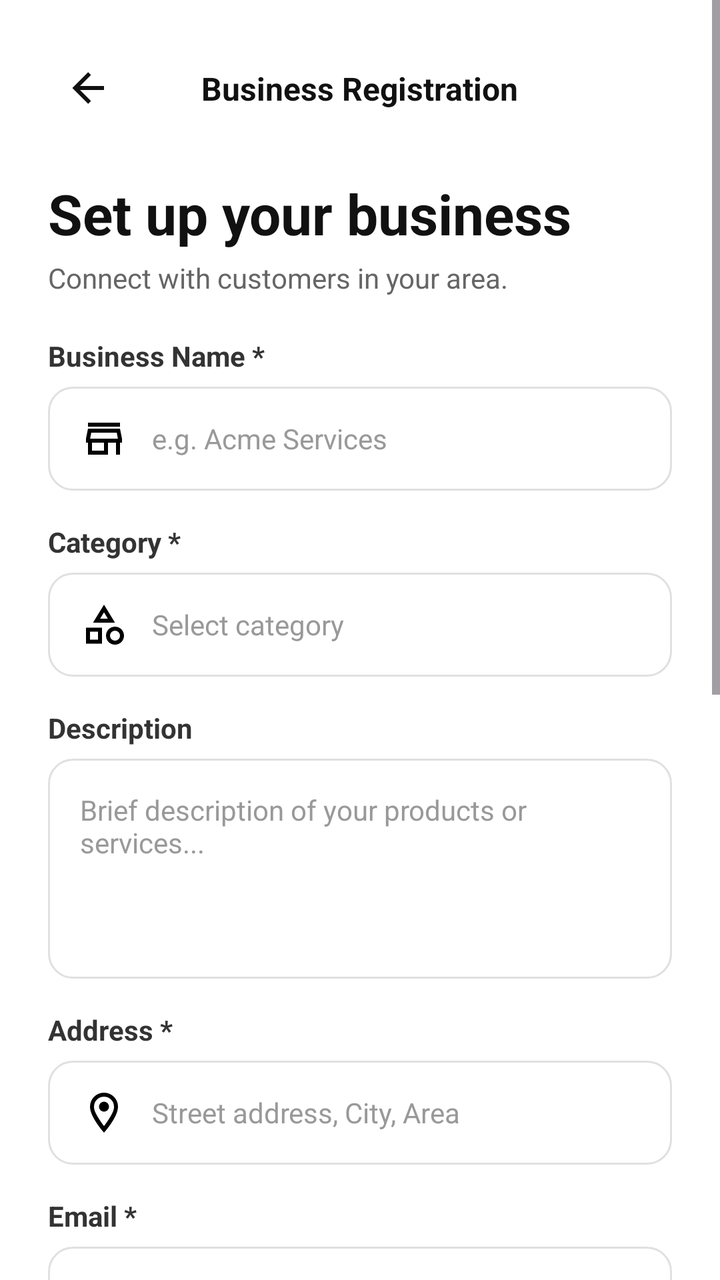
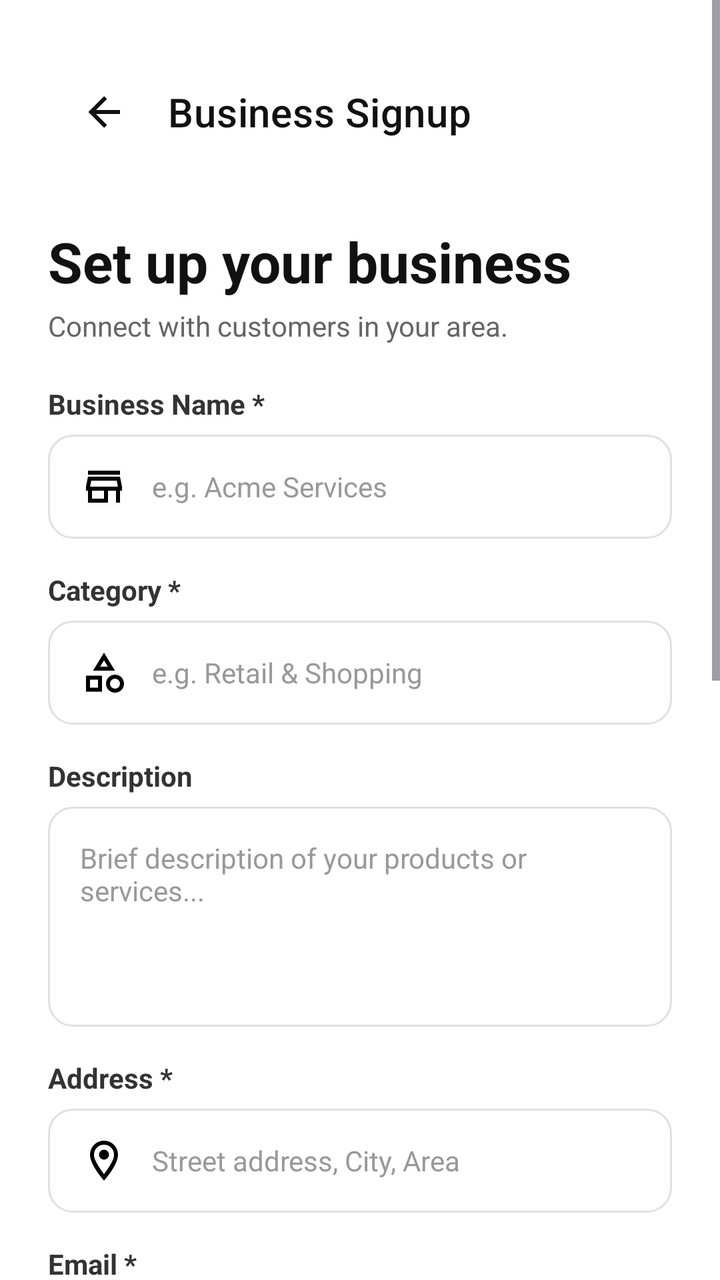

Before-and-after screenshots of an Android layout around one commit, followed by the original layout XML and the change that was made.
<!-- AndroidManifest.xml: application theme Theme.GeoConnect -->
<!-- res/layout/activity_business_signup.xml -->
<?xml version="1.0" encoding="utf-8"?>
<ScrollView xmlns:android="http://schemas.android.com/apk/res/android"
    xmlns:app="http://schemas.android.com/apk/res-auto"
    android:layout_width="match_parent"
    android:layout_height="match_parent"
    android:background="#FFFFFF"
    android:fillViewport="true">

    <androidx.constraintlayout.widget.ConstraintLayout
        android:layout_width="match_parent"
        android:layout_height="wrap_content"
        android:padding="24dp">

        
        <ImageButton
            android:id="@+id/btnBack"
            android:layout_width="40dp"
            android:layout_height="40dp"
            android:background="?attr/selectableItemBackgroundBorderless"
            android:contentDescription="Back"
            android:src="@drawable/ic_arrow_back"
            app:layout_constraintStart_toStartOf="parent"
            app:layout_constraintTop_toTopOf="parent"
            app:tint="#111111" />

        <TextView
            android:id="@+id/txtNavTitle"
            android:layout_width="wrap_content"
            android:layout_height="wrap_content"
            android:text="Business Registration"
            android:textColor="#111111"
            android:textSize="16sp"
            android:textStyle="bold"
            app:layout_constraintBottom_toBottomOf="@id/btnBack"
            app:layout_constraintEnd_toEndOf="parent"
            app:layout_constraintStart_toStartOf="parent"
            app:layout_constraintTop_toTopOf="@id/btnBack" />

        
        <TextView
            android:id="@+id/txtHeaderTitle"
            android:layout_width="0dp"
            android:layout_height="wrap_content"
            android:layout_marginTop="24dp"
            android:text="Set up your business"
            android:textColor="#111111"
            android:textSize="28sp"
            android:textStyle="bold"
            app:layout_constraintEnd_toEndOf="parent"
            app:layout_constraintStart_toStartOf="parent"
            app:layout_constraintTop_toBottomOf="@id/btnBack" />

        
        <TextView
            android:id="@+id/txtHeaderSubtitle"
            android:layout_width="0dp"
            android:layout_height="wrap_content"
            android:layout_marginTop="4dp"
            android:text="Connect with customers in your area."
            android:textColor="#666666"
            android:textSize="14sp"
            app:layout_constraintEnd_toEndOf="parent"
            app:layout_constraintStart_toStartOf="parent"
            app:layout_constraintTop_toBottomOf="@id/txtHeaderTitle" />

        
        <TextView
            android:id="@+id/txtErrorMessage"
            android:layout_width="0dp"
            android:layout_height="wrap_content"
            android:layout_marginTop="16dp"
            android:background="#FDE8E8"
            android:padding="12dp"
            android:text="Please fill in all required fields."
            android:textColor="#C53030"
            android:textSize="13sp"
            android:visibility="gone"
            app:layout_constraintEnd_toEndOf="parent"
            app:layout_constraintStart_toStartOf="parent"
            app:layout_constraintTop_toBottomOf="@id/txtHeaderSubtitle" />

        
        <TextView
            android:id="@+id/lblBusinessName"
            android:layout_width="wrap_content"
            android:layout_height="wrap_content"
            android:layout_marginTop="20dp"
            android:text="Business Name *"
            android:textColor="#333333"
            android:textSize="14sp"
            android:textStyle="bold"
            app:layout_constraintStart_toStartOf="parent"
            app:layout_constraintTop_toBottomOf="@id/txtErrorMessage" />

        <EditText
            android:id="@+id/etBusinessName"
            android:layout_width="0dp"
            android:layout_height="52dp"
            android:layout_marginTop="6dp"
            android:background="@drawable/bg_input_field"
            android:drawableStart="@drawable/ic_store"
            android:drawablePadding="12dp"
            android:hint="e.g. Acme Services"
            android:inputType="textCapWords"
            android:paddingHorizontal="16dp"
            android:textColor="#111111"
            android:textColorHint="#999999"
            android:textSize="14sp"
            app:layout_constraintEnd_toEndOf="parent"
            app:layout_constraintStart_toStartOf="parent"
            app:layout_constraintTop_toBottomOf="@id/lblBusinessName" />

        
        <TextView
            android:id="@+id/lblCategory"
            android:layout_width="wrap_content"
            android:layout_height="wrap_content"
            android:layout_marginTop="16dp"
            android:text="Category *"
            android:textColor="#333333"
            android:textSize="14sp"
            android:textStyle="bold"
            app:layout_constraintStart_toStartOf="parent"
            app:layout_constraintTop_toBottomOf="@id/etBusinessName" />

        <AutoCompleteTextView
            android:id="@+id/spCategory"
            android:layout_width="0dp"
            android:layout_height="52dp"
            android:layout_marginTop="6dp"
            android:background="@drawable/bg_input_field"
            android:drawableStart="@drawable/ic_shapes"
            android:drawablePadding="12dp"
            android:focusable="false"
            android:hint="Select category"
            android:inputType="none"
            android:paddingHorizontal="16dp"
            android:textColor="#111111"
            android:textColorHint="#999999"
            android:textSize="14sp"
            app:layout_constraintEnd_toEndOf="parent"
            app:layout_constraintStart_toStartOf="parent"
            app:layout_constraintTop_toBottomOf="@id/lblCategory" />

        
        <TextView
            android:id="@+id/lblAbout"
            android:layout_width="wrap_content"
            android:layout_height="wrap_content"
            android:layout_marginTop="16dp"
            android:text="Description"
            android:textColor="#333333"
            android:textSize="14sp"
            android:textStyle="bold"
            app:layout_constraintStart_toStartOf="parent"
            app:layout_constraintTop_toBottomOf="@id/spCategory" />

        <EditText
            android:id="@+id/etAbout"
            android:layout_width="0dp"
            android:layout_height="110dp"
            android:layout_marginTop="6dp"
            android:background="@drawable/bg_input_field"
            android:gravity="top|start"
            android:hint="Brief description of your products or services..."
            android:inputType="textMultiLine"
            android:padding="16dp"
            android:textColor="#111111"
            android:textColorHint="#999999"
            android:textSize="14sp"
            app:layout_constraintEnd_toEndOf="parent"
            app:layout_constraintStart_toStartOf="parent"
            app:layout_constraintTop_toBottomOf="@id/lblAbout" />

        
        <TextView
            android:id="@+id/lblAddress"
            android:layout_width="wrap_content"
            android:layout_height="wrap_content"
            android:layout_marginTop="16dp"
            android:text="Address *"
            android:textColor="#333333"
            android:textSize="14sp"
            android:textStyle="bold"
            app:layout_constraintStart_toStartOf="parent"
            app:layout_constraintTop_toBottomOf="@id/etAbout" />

        <EditText
            android:id="@+id/etAddress"
            android:layout_width="0dp"
            android:layout_height="52dp"
            android:layout_marginTop="6dp"
            android:background="@drawable/bg_input_field"
            android:drawableStart="@drawable/ic_location"
            android:drawablePadding="12dp"
            android:hint="Street address, City, Area"
            android:inputType="textPostalAddress"
            android:paddingHorizontal="16dp"
            android:textColor="#111111"
            android:textColorHint="#999999"
            android:textSize="14sp"
            app:layout_constraintEnd_toEndOf="parent"
            app:layout_constraintStart_toStartOf="parent"
            app:layout_constraintTop_toBottomOf="@id/lblAddress" />

        
        <TextView
            android:id="@+id/lblBusinessEmail"
            android:layout_width="wrap_content"
            android:layout_height="wrap_content"
            android:layout_marginTop="16dp"
            android:text="Email *"
            android:textColor="#333333"
            android:textSize="14sp"
            android:textStyle="bold"
            app:layout_constraintStart_toStartOf="parent"
            app:layout_constraintTop_toBottomOf="@id/etAddress" />

        <EditText
            android:id="@+id/etBusinessEmail"
            android:layout_width="0dp"
            android:layout_height="52dp"
            android:layout_marginTop="6dp"
            android:background="@drawable/bg_input_field"
            android:drawableStart="@drawable/ic_email"
            android:drawablePadding="12dp"
            android:hint="contact@business.com"
            android:inputType="textEmailAddress"
            android:paddingHorizontal="16dp"
            android:textColor="#111111"
            android:textColorHint="#999999"
            android:textSize="14sp"
            app:layout_constraintEnd_toEndOf="parent"
            app:layout_constraintStart_toStartOf="parent"
            app:layout_constraintTop_toBottomOf="@id/lblBusinessEmail" />

        
        <TextView
            android:id="@+id/lblContactNumber"
            android:layout_width="wrap_content"
            android:layout_height="wrap_content"
            android:layout_marginTop="16dp"
            android:text="Phone *"
            android:textColor="#333333"
            android:textSize="14sp"
            android:textStyle="bold"
            app:layout_constraintStart_toStartOf="parent"
            app:layout_constraintTop_toBottomOf="@id/etBusinessEmail" />

        <EditText
            android:id="@+id/etContactNumber"
            android:layout_width="0dp"
            android:layout_height="52dp"
            android:layout_marginTop="6dp"
            android:background="@drawable/bg_input_field"
            android:drawableStart="@drawable/ic_phone"
            android:drawablePadding="12dp"
            android:hint="+27 00 000 0000"
            android:inputType="phone"
            android:paddingHorizontal="16dp"
            android:textColor="#111111"
            android:textColorHint="#999999"
            android:textSize="14sp"
            app:layout_constraintEnd_toEndOf="parent"
            app:layout_constraintStart_toStartOf="parent"
            app:layout_constraintTop_toBottomOf="@id/lblContactNumber" />

        <TextView
            android:id="@+id/lblWebsite"
            android:layout_width="wrap_content"
            android:layout_height="wrap_content"
            android:layout_marginTop="16dp"
            android:text="Website (Optional)"
            android:textColor="#333333"
            android:textSize="14sp"
            android:textStyle="bold"
            app:layout_constraintStart_toStartOf="parent"
            app:layout_constraintTop_toBottomOf="@id/etContactNumber" />

        <EditText
            android:id="@+id/etWebsite"
            android:layout_width="0dp"
            android:layout_height="52dp"
            android:layout_marginTop="6dp"
            android:background="@drawable/bg_input_field"
            android:drawableStart="@drawable/ic_web"
            android:drawablePadding="12dp"
            android:hint="www.business.com"
            android:inputType="textUri"
            android:paddingHorizontal="16dp"
            android:textColor="#111111"
            android:textColorHint="#999999"
            android:textSize="14sp"
            app:layout_constraintEnd_toEndOf="parent"
            app:layout_constraintStart_toStartOf="parent"
            app:layout_constraintTop_toBottomOf="@id/lblWebsite" />

        
        <TextView
            android:id="@+id/lblPassword"
            android:layout_width="wrap_content"
            android:layout_height="wrap_content"
            android:layout_marginTop="16dp"
            android:text="Password *"
            android:textColor="#333333"
            android:textSize="14sp"
            android:textStyle="bold"
            app:layout_constraintStart_toStartOf="parent"
            app:layout_constraintTop_toBottomOf="@id/etWebsite" />

        <EditText
            android:id="@+id/etPassword"
            android:layout_width="0dp"
            android:layout_height="52dp"
            android:layout_marginTop="6dp"
            android:background="@drawable/bg_input_field"
            android:drawableStart="@drawable/ic_lock"
            android:drawablePadding="12dp"
            android:hint="Create a password"
            android:inputType="textPassword"
            android:paddingHorizontal="16dp"
            android:textColor="#111111"
            android:textColorHint="#999999"
            android:textSize="14sp"
            app:layout_constraintEnd_toEndOf="parent"
            app:layout_constraintStart_toStartOf="parent"
            app:layout_constraintTop_toBottomOf="@id/lblPassword" />

        
        <TextView
            android:id="@+id/lblConfirmPassword"
            android:layout_width="wrap_content"
            android:layout_height="wrap_content"
            android:layout_marginTop="16dp"
            android:text="Confirm Password *"
            android:textColor="#333333"
            android:textSize="14sp"
            android:textStyle="bold"
            app:layout_constraintStart_toStartOf="parent"
            app:layout_constraintTop_toBottomOf="@id/etPassword" />

        <EditText
            android:id="@+id/etConfirmPassword"
            android:layout_width="0dp"
            android:layout_height="52dp"
            android:layout_marginTop="6dp"
            android:background="@drawable/bg_input_field"
            android:drawableStart="@drawable/ic_lock"
            android:drawablePadding="12dp"
            android:hint="Re-enter your password"
            android:inputType="textPassword"
            android:paddingHorizontal="16dp"
            android:textColor="#111111"
            android:textColorHint="#999999"
            android:textSize="14sp"
            app:layout_constraintEnd_toEndOf="parent"
            app:layout_constraintStart_toStartOf="parent"
            app:layout_constraintTop_toBottomOf="@id/lblConfirmPassword" />

        
        <com.google.android.material.button.MaterialButton
            android:id="@+id/btnRegister"
            android:layout_width="0dp"
            android:layout_height="56dp"
            android:layout_marginTop="28dp"
            android:layout_marginBottom="24dp"
            android:text="Signup"
            android:textAllCaps="false"
            android:textColor="@android:color/white"
            android:textSize="16sp"
            app:backgroundTint="#114224"
            app:cornerRadius="28dp"
            app:elevation="0dp"
            app:layout_constraintBottom_toBottomOf="parent"
            app:layout_constraintEnd_toEndOf="parent"
            app:layout_constraintStart_toStartOf="parent"
            app:layout_constraintTop_toBottomOf="@id/etConfirmPassword" />

    </androidx.constraintlayout.widget.ConstraintLayout>
</ScrollView>
<!-- resources referenced by this layout -->
<resources>
  <!-- drawable bg_input_field (drawable) -->
  <?xml version="1.0" encoding="utf-8"?>
  <shape xmlns:android="http://schemas.android.com/apk/res/android"
      android:shape="rectangle">
      <solid android:color="#FFFFFF" />
      <corners android:radius="12dp" />
      <stroke android:width="1dp" android:color="#E0E0E0" />
  </shape>
  <!-- drawable ic_arrow_back (drawable) -->
  <vector xmlns:android="http://schemas.android.com/apk/res/android" android:height="24dp" android:width="24dp" android:viewportWidth="24" android:viewportHeight="24">
      <path android:fillColor="#000000" android:pathData="M20,11V13H8L13.5,18.5L12.08,19.92L4.16,12L12.08,4.08L13.5,5.5L8,11H20Z"/>
  </vector>
  <!-- drawable ic_email (drawable) -->
  <vector xmlns:android="http://schemas.android.com/apk/res/android" android:height="24dp" android:width="24dp" android:viewportWidth="24" android:viewportHeight="24">
      <path android:fillColor="#000000" android:pathData="M22 6C22 4.9 21.1 4 20 4H4C2.9 4 2 4.9 2 6V18C2 19.1 2.9 20 4 20H20C21.1 20 22 19.1 22 18V6M20 6L12 11L4 6H20M20 18H4V8L12 13L20 8V18Z"/>
  </vector>
  <!-- drawable ic_location (drawable) -->
  <vector xmlns:android="http://schemas.android.com/apk/res/android" android:height="24dp" android:width="24dp" android:viewportWidth="24" android:viewportHeight="24">
      <path android:fillColor="#000000" android:pathData="M12,6.5A2.5,2.5 0 0,1 14.5,9A2.5,2.5 0 0,1 12,11.5A2.5,2.5 0 0,1 9.5,9A2.5,2.5 0 0,1 12,6.5M12,2A7,7 0 0,1 19,9C19,14.25 12,22 12,22C12,22 5,14.25 5,9A7,7 0 0,1 12,2M12,4A5,5 0 0,0 7,9C7,10 7,12 12,18.71C17,12 17,10 17,9A5,5 0 0,0 12,4Z"/>
  </vector>
  <!-- drawable ic_lock (drawable) -->
  <vector xmlns:android="http://schemas.android.com/apk/res/android" android:height="24dp" android:width="24dp" android:viewportWidth="24" android:viewportHeight="24">
      <path android:fillColor="#000000" android:pathData="M12,17C10.89,17 10,16.1 10,15C10,13.89 10.89,13 12,13A2,2 0 0,1 14,15A2,2 0 0,1 12,17M18,20V10H6V20H18M18,8A2,2 0 0,1 20,10V20A2,2 0 0,1 18,22H6C4.89,22 4,21.1 4,20V10C4,8.89 4.89,8 6,8H7V6A5,5 0 0,1 12,1A5,5 0 0,1 17,6V8H18M12,3A3,3 0 0,0 9,6V8H15V6A3,3 0 0,0 12,3Z"/>
  </vector>
  <!-- drawable ic_phone (drawable) -->
  <vector xmlns:android="http://schemas.android.com/apk/res/android" android:height="24dp" android:width="24dp" android:viewportWidth="24" android:viewportHeight="24">
      <path android:fillColor="#000000" android:pathData="M6.62,10.79C8.06,13.62 10.38,15.94 13.21,17.38L15.41,15.18C15.69,14.9 16.08,14.82 16.43,14.93C17.55,15.3 18.75,15.5 20,15.5A1,1 0 0,1 21,16.5V20A1,1 0 0,1 20,21A17,17 0 0,1 3,4A1,1 0 0,1 4,3H7.5A1,1 0 0,1 8.5,4C8.5,5.25 8.7,6.45 9.07,7.57C9.18,7.92 9.1,8.31 8.82,8.59L6.62,10.79Z"/>
  </vector>
  <!-- drawable ic_shapes (drawable) -->
  <vector xmlns:android="http://schemas.android.com/apk/res/android" android:height="24dp" android:width="24dp" android:viewportWidth="24" android:viewportHeight="24">
      <path android:fillColor="#000000" android:pathData="M11,13.5V21.5H3V13.5H11M9,15.5H5V19.5H9V15.5M12,2L17.5,11H6.5L12,2M12,5.86L10.08,9H13.92L12,5.86M17.5,13C20,13 22,15 22,17.5C22,20 20,22 17.5,22C15,22 13,20 13,17.5C13,15 15,13 17.5,13M17.5,15A2.5,2.5 0 0,0 15,17.5A2.5,2.5 0 0,0 17.5,20A2.5,2.5 0 0,0 20,17.5A2.5,2.5 0 0,0 17.5,15Z"/>
  </vector>
  <!-- drawable ic_store (drawable) -->
  <vector xmlns:android="http://schemas.android.com/apk/res/android" android:height="24dp" android:width="24dp" android:viewportWidth="24" android:viewportHeight="24">
      <path android:fillColor="#000000" android:pathData="M18.36 9L18.96 12H5.04L5.64 9H18.36M20 4H4V6H20V4M20 7H4L3 12V14H4V20H14V14H18V20H20V14H21V12L20 7M6 18V14H12V18H6Z"/>
  </vector>
  <style name="Theme.GeoConnect" parent="Base.Theme.GeoConnect" />
  <style name="Base.Theme.GeoConnect" parent="Theme.Material3.DayNight.NoActionBar">
          
          
      </style>
  <!-- unchanged entries left out for length: 1 -->
</resources>

<!-- the commit's change to res/layout/activity_business_signup.xml (unified diff, before → after) -->
@@ -12,31 +12,6 @@
         android:padding="24dp">
 
         
-        <ImageButton
-            android:id="@+id/btnBack"
-            android:layout_width="40dp"
-            android:layout_height="40dp"
-            android:background="?attr/selectableItemBackgroundBorderless"
-            android:contentDescription="Back"
-            android:src="@drawable/ic_arrow_back"
-            app:layout_constraintStart_toStartOf="parent"
-            app:layout_constraintTop_toTopOf="parent"
-            app:tint="#111111" />
-
-        <TextView
-            android:id="@+id/txtNavTitle"
-            android:layout_width="wrap_content"
-            android:layout_height="wrap_content"
-            android:text="Business Registration"
-            android:textColor="#111111"
-            android:textSize="16sp"
-            android:textStyle="bold"
-            app:layout_constraintBottom_toBottomOf="@id/btnBack"
-            app:layout_constraintEnd_toEndOf="parent"
-            app:layout_constraintStart_toStartOf="parent"
-            app:layout_constraintTop_toTopOf="@id/btnBack" />
-
-        
         <TextView
             android:id="@+id/txtHeaderTitle"
             android:layout_width="0dp"
@@ -48,7 +23,7 @@
             android:textStyle="bold"
             app:layout_constraintEnd_toEndOf="parent"
             app:layout_constraintStart_toStartOf="parent"
-            app:layout_constraintTop_toBottomOf="@id/btnBack" />
+            app:layout_constraintTop_toBottomOf="@id/toolbar" />
 
         
         <TextView
@@ -63,7 +38,21 @@
             app:layout_constraintStart_toStartOf="parent"
             app:layout_constraintTop_toBottomOf="@id/txtHeaderTitle" />
 
-        
+        <com.google.android.material.appbar.MaterialToolbar
+            android:id="@+id/toolbar"
+            android:layout_width="0dp"
+            android:layout_height="?attr/actionBarSize"
+            android:background="@android:color/transparent"
+            app:layout_constraintEnd_toEndOf="parent"
+            app:layout_constraintHorizontal_bias="0.0"
+            app:layout_constraintStart_toStartOf="parent"
+            app:layout_constraintTop_toTopOf="parent"
+            app:navigationIcon="@drawable/ic_arrow_back"
+            app:navigationIconTint="#111111"
+            app:title="Business Signup"
+            app:titleTextAppearance="@style/TextAppearance.MaterialComponents.Headline6"
+            app:titleTextColor="#111111" />
+
         <TextView
             android:id="@+id/txtErrorMessage"
             android:layout_width="0dp"
@@ -110,7 +99,6 @@
             app:layout_constraintStart_toStartOf="parent"
             app:layout_constraintTop_toBottomOf="@id/lblBusinessName" />
 
-        
         <TextView
             android:id="@+id/lblCategory"
             android:layout_width="wrap_content"
@@ -123,17 +111,16 @@
             app:layout_constraintStart_toStartOf="parent"
             app:layout_constraintTop_toBottomOf="@id/etBusinessName" />
 
-        <AutoCompleteTextView
-            android:id="@+id/spCategory"
+        <EditText
+            android:id="@+id/etCategory"
             android:layout_width="0dp"
             android:layout_height="52dp"
             android:layout_marginTop="6dp"
             android:background="@drawable/bg_input_field"
             android:drawableStart="@drawable/ic_shapes"
             android:drawablePadding="12dp"
-            android:focusable="false"
-            android:hint="Select category"
-            android:inputType="none"
+            android:hint="e.g. Retail &amp; Shopping"
+            android:inputType="textCapWords"
             android:paddingHorizontal="16dp"
             android:textColor="#111111"
             android:textColorHint="#999999"
@@ -153,7 +140,7 @@
             android:textSize="14sp"
             android:textStyle="bold"
             app:layout_constraintStart_toStartOf="parent"
-            app:layout_constraintTop_toBottomOf="@id/spCategory" />
+            app:layout_constraintTop_toBottomOf="@id/etCategory" />
 
         <EditText
             android:id="@+id/etAbout"
